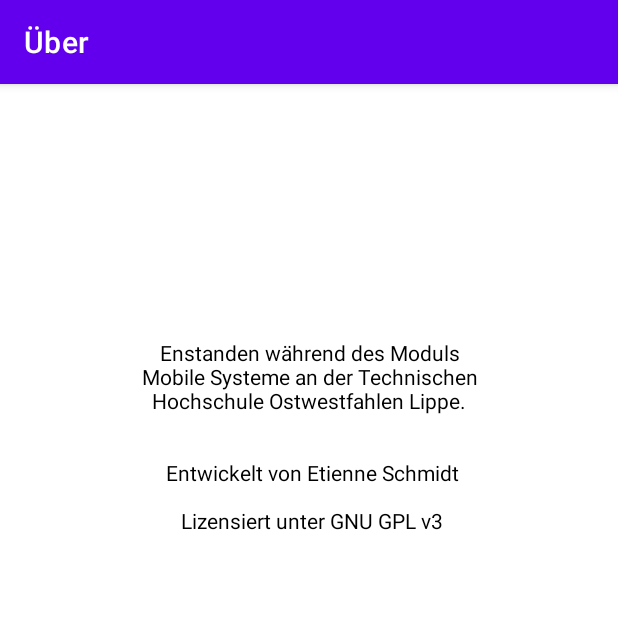
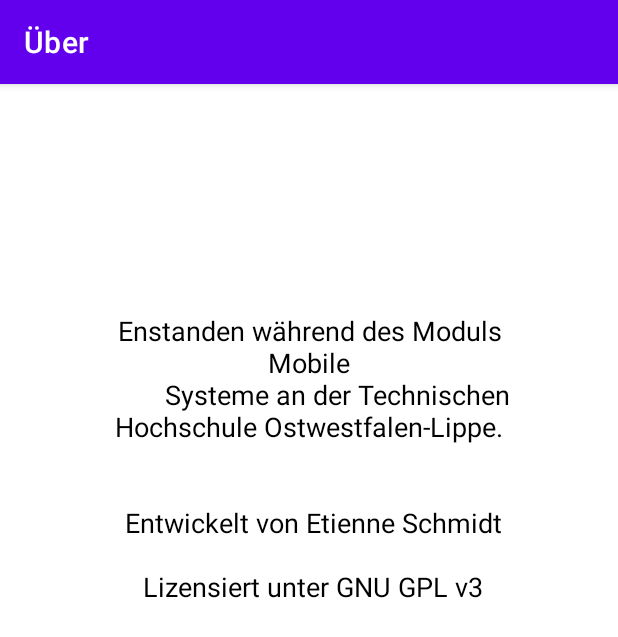
Before and after one commit to gladion136/OpenSyncedLists, an Android app: the AboutActivity screen opened directly, with no data from a screen before it, on a phone screen of 412 x 824 dp. Shown: the top 637 px of the screen. Run offline under Robolectric (Android 15) with nearby library versions, the phone set to English and light mode, and no system bars.

Commit message:
Design fixes

```diff
--- a/Android_Client/OpenSyncedLists/app/src/main/java/eu/schmidt/systems/opensyncedlists/adapter/SyncedListAdapter.java
+++ b/Android_Client/OpenSyncedLists/app/src/main/java/eu/schmidt/systems/opensyncedlists/adapter/SyncedListAdapter.java
@@ -119,6 +119,7 @@
      * Update all elements
      *
      * @param listData new elements
+     * @param notify notify to reload visible views
      */
     public void updateItems(ArrayList<SyncedListElement> listData,
                             boolean notify) {
@@ -201,7 +202,7 @@
             SyncedListStep newStep =
                     new SyncedListStep(listData.get(position).getId(),
                                        ACTION.UPDATE, updated);
-            onAddStep(newStep, true);
+            onAddStep(newStep, false);
         });
 
         // on move to top
--- a/Android_Client/OpenSyncedLists/app/src/main/res/layout/activity_about.xml
+++ b/Android_Client/OpenSyncedLists/app/src/main/res/layout/activity_about.xml
@@ -10,10 +10,11 @@
         android:id="@+id/textView2"
         android:layout_width="0dp"
         android:layout_height="wrap_content"
-        android:layout_marginLeft="80dp"
-        android:layout_marginRight="80dp"
+        android:layout_marginStart="70dp"
+        android:layout_marginEnd="70dp"
         android:text="@string/text_about"
         android:textAlignment="center"
+        android:textSize="18sp"
         app:layout_constraintBottom_toBottomOf="parent"
         app:layout_constraintEnd_toEndOf="parent"
         app:layout_constraintStart_toStartOf="parent"
--- a/Android_Client/OpenSyncedLists/app/src/main/res/menu/one_list_menu.xml
+++ b/Android_Client/OpenSyncedLists/app/src/main/res/menu/one_list_menu.xml
@@ -1,5 +1,8 @@
 <?xml version="1.0" encoding="utf-8"?>
 <menu xmlns:android="http://schemas.android.com/apk/res/android">
+    <item android:id="@+id/list_clear"
+        android:title="@string/menu_list_clear" />
+
     <item android:id="@+id/export_chat"
         android:title="@string/menu_export_share" />
     <item android:id="@+id/export_qr"
--- a/Android_Client/OpenSyncedLists/app/src/main/res/values/strings.xml
+++ b/Android_Client/OpenSyncedLists/app/src/main/res/values/strings.xml
@@ -11,24 +11,24 @@
     <string name="menu_settings">Einstellungen</string>
 
     <string name="menu_list_settings">Listen Einstellungen</string>
+    <string name="menu_list_clear">Listen leeren</string>
     <string name="menu_export_share">Teilen</string>
     <string name="menu_export_qr">Als QR-Code exportieren</string>
     <string name="menu_export_more">Weitere Export Formate..</string>
     <string name="menu_about">Über</string>
 
-    <!--     SyncedList   -->
+    <!--     SyncedList          -->
     <string name="edit_element_title">Element bearbeiten</string>
     <string name="edit_element_name">Name</string>
     <string name="edit_element_description">Beschreibung</string>
 
-    <!--     About        -->
-    <string name="text_about">Enstanden während des Moduls Mobile
-        Systeme an der Technischen Hochschule Ostwestfahlen Lippe.\n\n\n
+    <!--     About               -->
+    <string name="text_about">Enstanden während des Moduls "Mobile
+        Systeme" an der Technischen Hochschule Ostwestfalen-Lippe.\n\n\n
         Entwickelt von Etienne Schmidt\n\n
         Lizensiert unter GNU GPL v3</string>
 
-
-    <!-- Change before publish! -->
+    <!-- Change before publish!  -->
     <string name="preference_file_key">asdkjbIG(CTDchabscTEc89iuHC87C</string>
 
 </resources>
```
Also changed, not shown: Android_Client/OpenSyncedLists/app/src/main/java/eu/schmidt/systems/opensyncedlists/ListsActivity.java (+40 -34 lines), Android_Client/OpenSyncedLists/app/src/main/res/layout/list_element.xml (+14 -16 lines).
